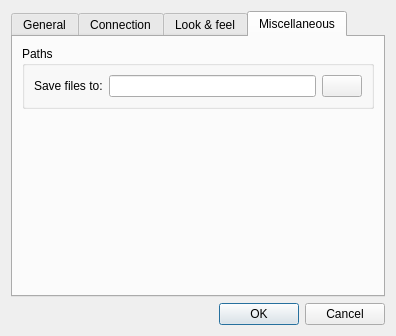
Old version of the form ui/settingswindow.ui in the repository WST/acid-pc.
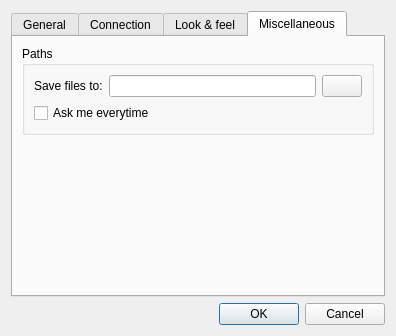
New version of the form. The open tabs and pages were chosen to show the change. Icons and pictures are not drawn.

```diff
--- a/ui/settingswindow.ui
+++ b/ui/settingswindow.ui
@@ -412,6 +412,13 @@
             </item>
            </layout>
           </item>
+          <item>
+           <widget class="QCheckBox" name="select_savepath_everytime">
+            <property name="text">
+             <string>Ask me everytime</string>
+            </property>
+           </widget>
+          </item>
          </layout>
         </widget>
        </item>
```
